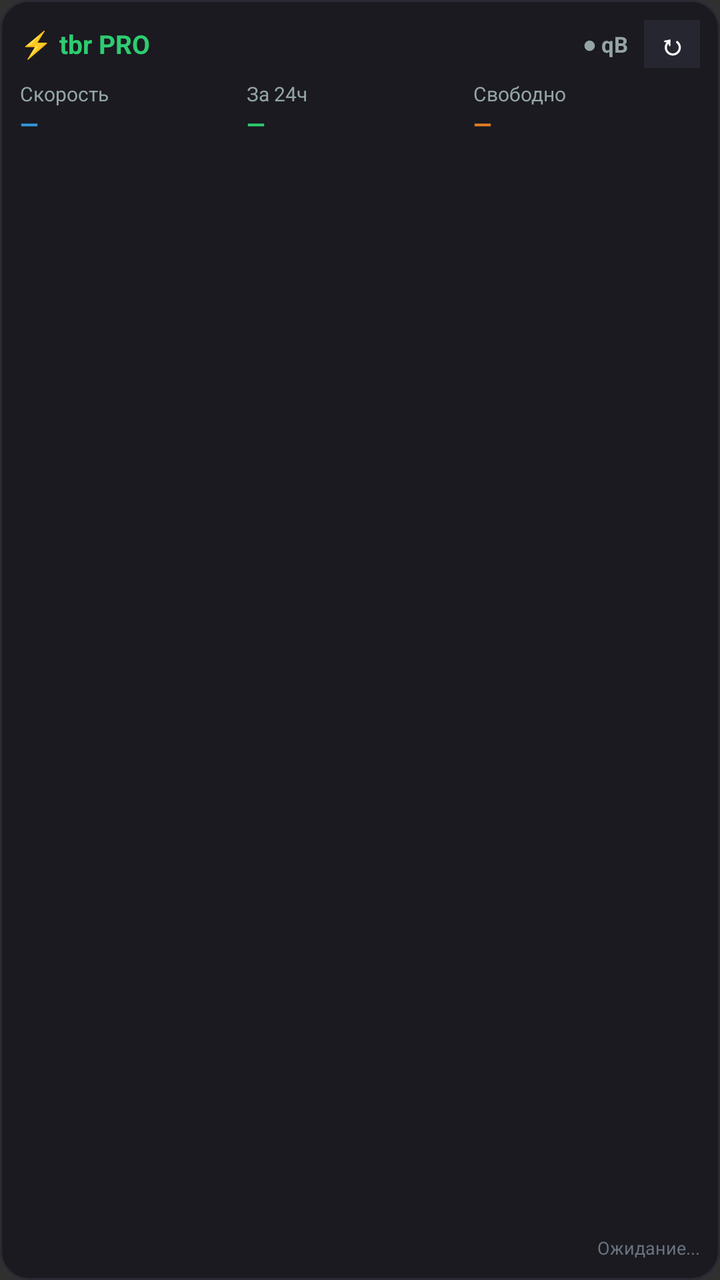
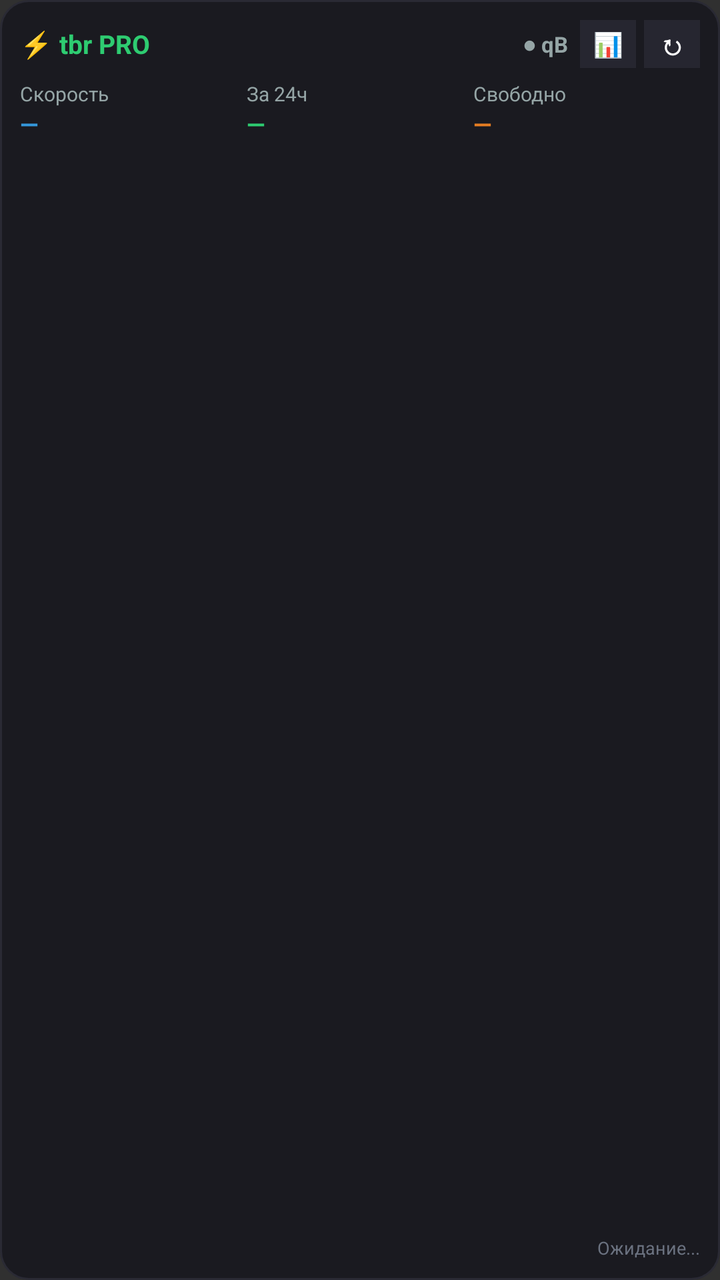

Before-and-after screenshots of an Android layout around one commit, followed by the original layout XML and the change that was made.
<!-- AndroidManifest.xml: application theme Theme.AppCompat.NoActionBar -->
<!-- res/layout/widget_tbr.xml -->
<?xml version="1.0" encoding="utf-8"?>
<LinearLayout xmlns:android="http://schemas.android.com/apk/res/android"
    android:id="@+id/widget_root"
    android:layout_width="match_parent"
    android:layout_height="match_parent"
    android:background="@drawable/widget_bg"
    android:orientation="vertical"
    android:padding="10dp">

    <LinearLayout
        android:layout_width="match_parent"
        android:layout_height="wrap_content"
        android:gravity="center_vertical"
        android:orientation="horizontal">

        <TextView
            android:id="@+id/tv_title"
            android:layout_width="0dp"
            android:layout_height="wrap_content"
            android:layout_weight="1"
            android:text="⚡ tbr PRO"
            android:textColor="#2ECC71"
            android:textSize="13sp"
            android:textStyle="bold" />

        <TextView
            android:id="@+id/tv_qb_badge"
            android:layout_width="wrap_content"
            android:layout_height="wrap_content"
            android:layout_marginEnd="8dp"
            android:text="● qB"
            android:textColor="#95A5A6"
            android:textSize="11sp"
            android:textStyle="bold" />

        <TextView
            android:id="@+id/btn_refresh"
            android:layout_width="28dp"
            android:layout_height="24dp"
            android:background="#262630"
            android:gravity="center"
            android:text="↻"
            android:textColor="#FFFFFF"
            android:textSize="14sp"
            android:textStyle="bold" />
    </LinearLayout>

    <LinearLayout
        android:layout_width="match_parent"
        android:layout_height="wrap_content"
        android:layout_marginTop="6dp"
        android:orientation="horizontal">

        <LinearLayout
            android:layout_width="0dp"
            android:layout_height="wrap_content"
            android:layout_weight="1"
            android:orientation="vertical">
            <TextView
                android:layout_width="wrap_content"
                android:layout_height="wrap_content"
                android:text="Скорость"
                android:textColor="#95A5A6"
                android:textSize="10sp" />
            <TextView
                android:id="@+id/tv_speed"
                android:layout_width="wrap_content"
                android:layout_height="wrap_content"
                android:text="—"
                android:textColor="#3498DB"
                android:textSize="12sp"
                android:textStyle="bold" />
        </LinearLayout>

        <LinearLayout
            android:layout_width="0dp"
            android:layout_height="wrap_content"
            android:layout_weight="1"
            android:orientation="vertical">
            <TextView
                android:layout_width="wrap_content"
                android:layout_height="wrap_content"
                android:text="За 24ч"
                android:textColor="#95A5A6"
                android:textSize="10sp" />
            <TextView
                android:id="@+id/tv_24h"
                android:layout_width="wrap_content"
                android:layout_height="wrap_content"
                android:text="—"
                android:textColor="#2ECC71"
                android:textSize="12sp"
                android:textStyle="bold" />
        </LinearLayout>

        <LinearLayout
            android:layout_width="0dp"
            android:layout_height="wrap_content"
            android:layout_weight="1"
            android:orientation="vertical">
            <TextView
                android:layout_width="wrap_content"
                android:layout_height="wrap_content"
                android:text="Свободно"
                android:textColor="#95A5A6"
                android:textSize="10sp" />
            <TextView
                android:id="@+id/tv_disk"
                android:layout_width="wrap_content"
                android:layout_height="wrap_content"
                android:text="—"
                android:textColor="#E67E22"
                android:textSize="12sp"
                android:textStyle="bold" />
        </LinearLayout>
    </LinearLayout>

    <ImageView
        android:id="@+id/iv_chart"
        android:layout_width="match_parent"
        android:layout_height="0dp"
        android:layout_marginTop="6dp"
        android:layout_weight="1"
        android:scaleType="fitXY" />

    <TextView
        android:id="@+id/tv_footer"
        android:layout_width="match_parent"
        android:layout_height="wrap_content"
        android:layout_marginTop="3dp"
        android:gravity="end"
        android:text="Ожидание..."
        android:textColor="#6B7280"
        android:textSize="9sp" />
</LinearLayout>
<!-- resources referenced by this layout -->
<resources>
  <!-- drawable widget_bg (drawable) -->
  <?xml version="1.0" encoding="utf-8"?>
  <shape xmlns:android="http://schemas.android.com/apk/res/android">
      <solid android:color="#1A1A20" />
      <corners android:radius="14dp" />
      <stroke android:width="1dp" android:color="#2A2A34" />
  </shape>
</resources>

<!-- the commit's change to res/layout/widget_tbr.xml (unified diff, before → after) -->
@@ -27,11 +27,22 @@
             android:id="@+id/tv_qb_badge"
             android:layout_width="wrap_content"
             android:layout_height="wrap_content"
-            android:layout_marginEnd="8dp"
+            android:layout_marginEnd="6dp"
             android:text="● qB"
             android:textColor="#95A5A6"
             android:textSize="11sp"
             android:textStyle="bold" />
+
+        <TextView
+            android:id="@+id/btn_chart_toggle"
+            android:layout_width="28dp"
+            android:layout_height="24dp"
+            android:layout_marginEnd="4dp"
+            android:background="#262630"
+            android:gravity="center"
+            android:text="📊"
+            android:textColor="#FFFFFF"
+            android:textSize="12sp" />
 
         <TextView
             android:id="@+id/btn_refresh"
